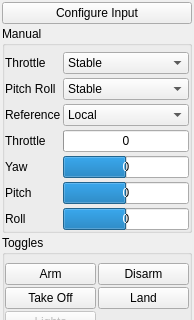
Before: the Qt Designer form silkopter/gs/src/Input_Widget.ui in jeanlemotan/silkopter, drawn with Qt 5; both pictures show x 0 to 194 and y 0 to 320 of the 194 by 642 pixel window.
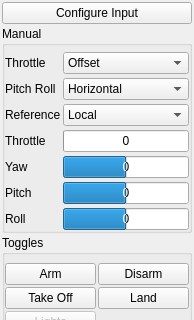
After: the same form once the commit is applied.

What changed in the file:
```diff
--- a/silkopter/gs/src/Input_Widget.ui
+++ b/silkopter/gs/src/Input_Widget.ui
@@ -76,6 +76,9 @@
       </item>
       <item row="1" column="1">
        <widget class="QComboBox" name="throttle_mode">
+        <property name="currentText">
+         <string>Offset</string>
+        </property>
         <property name="currentIndex">
          <number>1</number>
         </property>
@@ -86,7 +89,7 @@
         </item>
         <item>
          <property name="text">
-          <string>Stable</string>
+          <string>Offset</string>
          </property>
         </item>
         <item>
@@ -223,6 +226,9 @@
       </item>
       <item row="2" column="1">
        <widget class="QComboBox" name="pitch_roll_mode">
+        <property name="currentText">
+         <string>Horizontal</string>
+        </property>
         <property name="currentIndex">
          <number>1</number>
         </property>
@@ -233,7 +239,7 @@
         </item>
         <item>
          <property name="text">
-          <string>Stable</string>
+          <string>Horizontal</string>
          </property>
         </item>
         <item>
```
